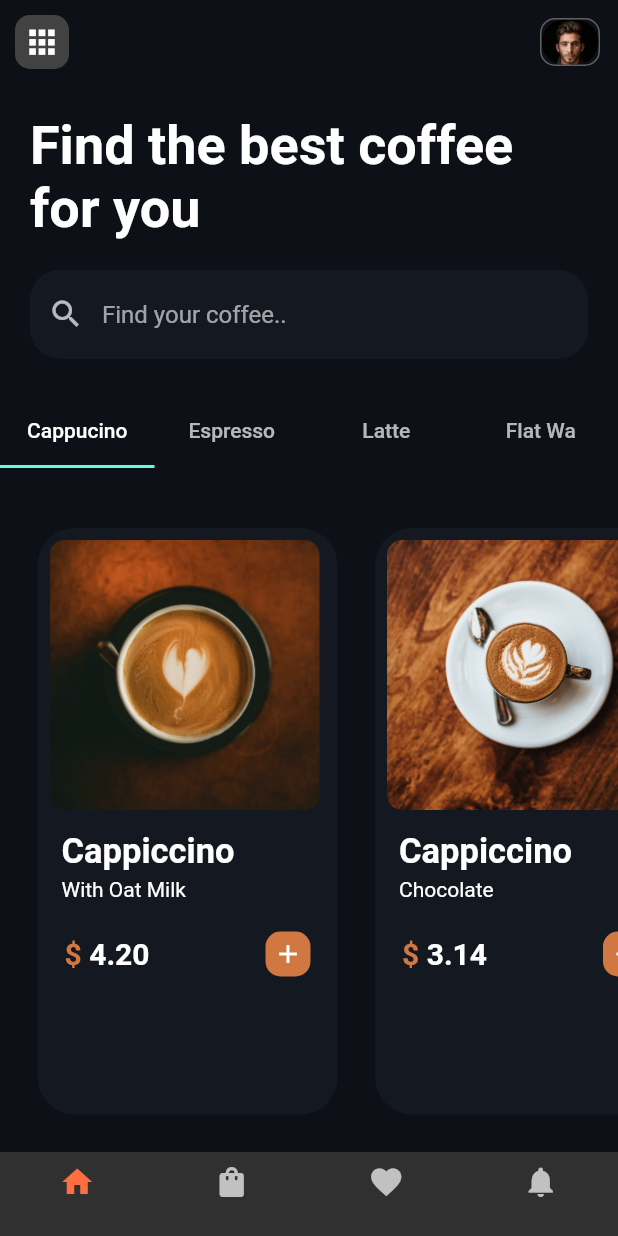
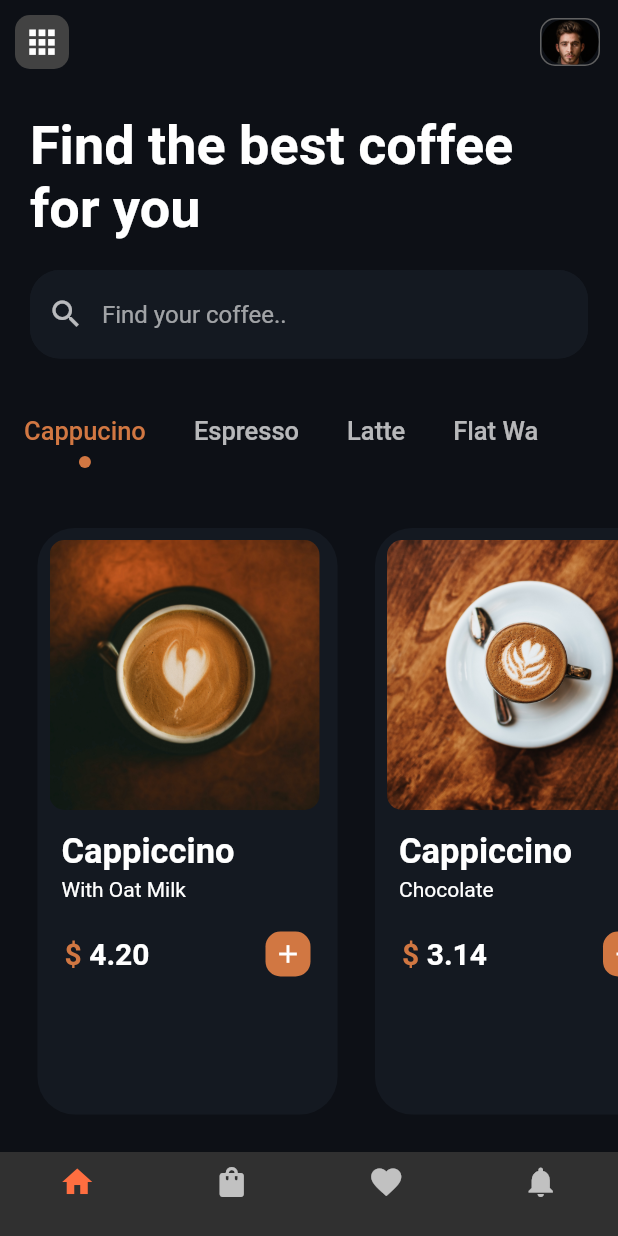
Before and after one commit to Ifeanyiejindu/coffee_app_ui, a Flutter app: the screen it shows after launch, on a phone screen of 412 x 824 dp. Run offline on Flutter 3.47's test engine with Material 2 defaults, Android fonts, the phone set to English and light mode, and no system bars; our stand-ins replace blurrycontainer.

Commit message:
Updated Design

```diff
--- a/lib/Pages/homepage.dart
+++ b/lib/Pages/homepage.dart
@@ -1,4 +1,5 @@
 import 'package:coffee_app_ui/Utils/coffee_tile.dart';
+import 'package:coffee_app_ui/Utils/dot_indicator.dart';
 import 'package:flutter/material.dart';
 
 class HomePage extends StatelessWidget {
@@ -106,18 +107,24 @@ class HomePage extends StatelessWidget {
             ),
 
             SizedBox(height: 25,),
-            TabBar(
+            Container(
+              width: double.maxFinite,
+              child: TabBar(
+                indicator: DotIndicator(color:Color(0xFFD17742),radius: 4  ),
+                isScrollable: true,
+                labelColor: Color(0xFFD17742),
+                  unselectedLabelColor: Colors.white70,
                   tabs:[
-              Tab(child: Text('Cappucino')),
-              Tab(child: Text('Espresso')),
-              Tab(child: Text('Latte')),
-              Tab(child: Text('Flat Wa')),
+                Tab(child: Text('Cappucino', style: TextStyle(fontSize: 17),)),
+                Tab(child: Text('Espresso', style: TextStyle(fontSize: 17))),
+                Tab(child: Text('Latte', style: TextStyle(fontSize: 17))),
+                Tab(child: Text('Flat Wa', style: TextStyle(fontSize: 17))),
               ]),
+            ),
 
             Expanded(
               child: TabBarView(children: [
-                Expanded(
-                  child: ListView(
+                ListView(
                   scrollDirection: Axis.horizontal,
                   children: [
                     CoffeeTiles(imagePath: _coffeeDetails[0][0],
@@ -128,7 +135,6 @@ class HomePage extends StatelessWidget {
                       amount: _coffeeDetails[1][2],),
 
                   ],
-                  ),
                 ),
                 Expanded(
                   child: ListView(
--- a/lib/Utils/coffee_tile.dart
+++ b/lib/Utils/coffee_tile.dart
@@ -1,3 +1,4 @@
+import 'package:coffee_app_ui/Pages/product_detail.dart';
 import 'package:flutter/material.dart';
 
 class CoffeeTiles extends StatelessWidget {
@@ -40,10 +41,15 @@ class CoffeeTiles extends StatelessWidget {
               //title of the scrolling coffee
               Padding(
                 padding: const EdgeInsets.symmetric(horizontal: 8.0, vertical: 4.0),
-                child: Text('Cappiccino', style: TextStyle(
-                  fontWeight: FontWeight.bold,
-                  fontSize: 23,
-                ),),
+                child: GestureDetector(
+                  onTap: (){
+                    Navigator.push(context, MaterialPageRoute(builder: (BuildContext){return ProductDetail();},),);
+                  },
+                  child: Text('Cappiccino', style: TextStyle(
+                    fontWeight: FontWeight.bold,
+                    fontSize: 23,
+                  ),),
+                ),
               ),
 
               //with oat milk or chocolate
--- /dev/null
+++ b/lib/Utils/dot_indicator.dart
@@ -0,0 +1,41 @@
+import 'package:flutter/material.dart';
+
+class DotIndicator extends Decoration {
+  const DotIndicator({
+    this.color = Colors.white,
+    this.radius = 4.0,
+  });
+  final Color color;
+  final double radius;
+  @override
+  BoxPainter createBoxPainter([VoidCallback? onChanged]) {
+    return _DotPainter(
+      color: color,
+      radius: radius,
+      onChange: onChanged,
+    );
+  }
+}
+class _DotPainter extends BoxPainter {
+  _DotPainter({
+    required this.color,
+    required this.radius,
+    VoidCallback? onChange,
+  })  : _paint = Paint()
+    ..color = color
+    ..style = PaintingStyle.fill,
+        super(onChange);
+  final Paint _paint;
+  final Color color;
+  final double radius;
+  @override
+  void paint(Canvas canvas, Offset offset, ImageConfiguration configuration) {
+    assert(configuration.size != null);
+    final Rect rect = offset & configuration.size!;
+    canvas.drawCircle(
+      Offset(rect.bottomCenter.dx, rect.bottomCenter.dy - radius),
+      radius,
+      _paint,
+    );
+  }
+}
--- a/pubspec.yaml
+++ b/pubspec.yaml
@@ -34,6 +34,7 @@ dependencies:
   # The following adds the Cupertino Icons font to your application.
   # Use with the CupertinoIcons class for iOS style icons.
   cupertino_icons: ^1.0.2
+  blurrycontainer: ^1.0.2
 
 dev_dependencies:
   flutter_test:
```
Also changed, not shown: lib/Pages/product_detail.dart (added, +214 -0 lines), lib/Utils/transparent_box.dart (added, +130 -0 lines), pubspec.lock. Lines whose indentation alone changed are shown as unchanged.
